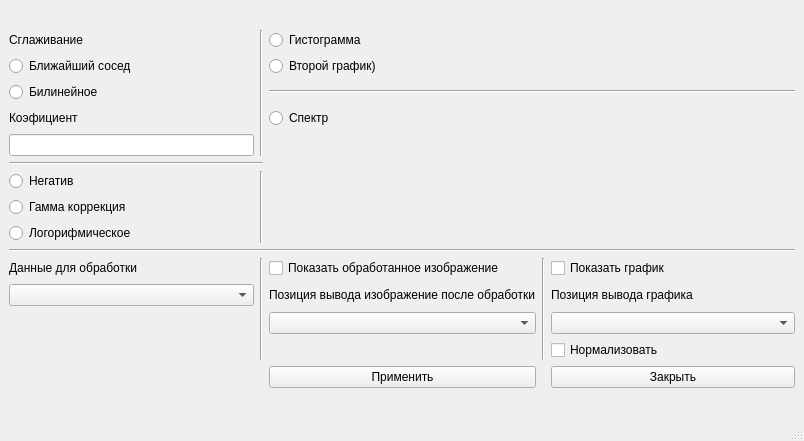
Qt form lab_EData/forms/qt_forms/image_processing.ui (ziminyuri/experimental_data) before a commit.
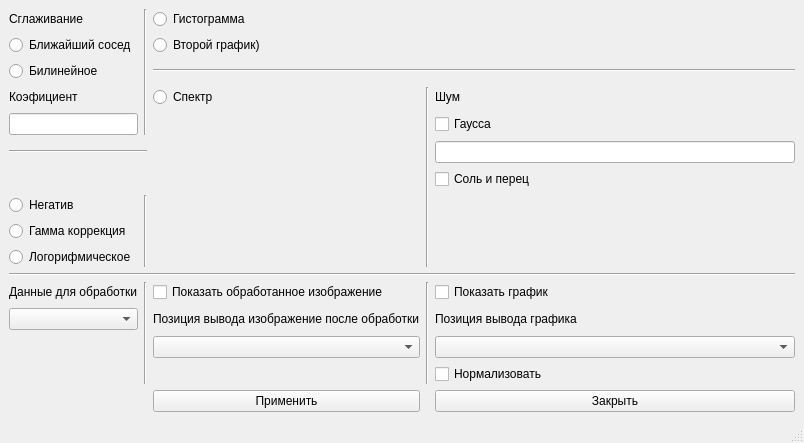
The same form after that commit.

Commit message: :sparkles:Добавлен шум соль и перец

What changed in the file:
```diff
--- a/lab_EData/forms/qt_forms/image_processing.ui
+++ b/lab_EData/forms/qt_forms/image_processing.ui
@@ -218,6 +218,37 @@
         </property>
        </widget>
       </item>
+      <item row="4" column="3" rowspan="7">
+       <widget class="Line" name="line_8">
+        <property name="orientation">
+         <enum>Qt::Vertical</enum>
+        </property>
+       </widget>
+      </item>
+      <item row="4" column="4">
+       <widget class="QLabel" name="label_6">
+        <property name="text">
+         <string>Шум</string>
+        </property>
+       </widget>
+      </item>
+      <item row="5" column="4">
+       <widget class="QCheckBox" name="checkBox_4">
+        <property name="text">
+         <string>Гаусса</string>
+        </property>
+       </widget>
+      </item>
+      <item row="6" column="4">
+       <widget class="QLineEdit" name="lineEdit_2"/>
+      </item>
+      <item row="7" column="4">
+       <widget class="QCheckBox" name="checkBox_5">
+        <property name="text">
+         <string>Соль и перец</string>
+        </property>
+       </widget>
+      </item>
      </layout>
     </item>
    </layout>
```
The commit also changes 13 other files.
